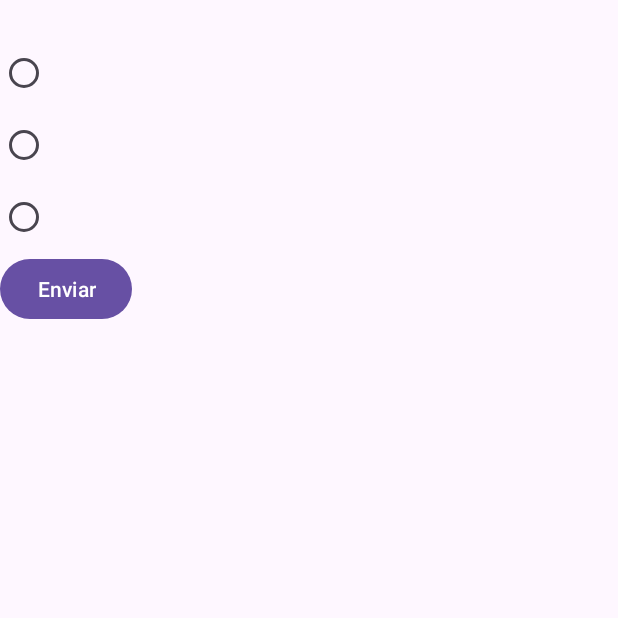
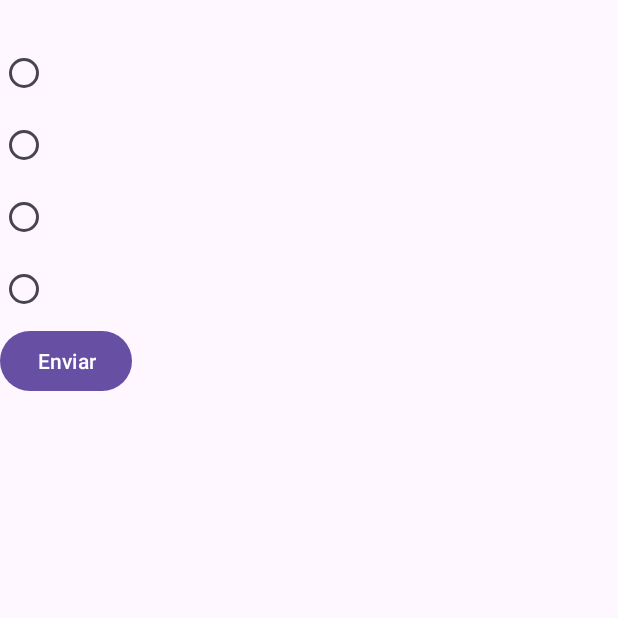
Before and after one commit to erick-jhone/toolbar-example, an Android app: the JavaActivity screen opened directly, with no data from a screen before it, on a phone screen of 412 x 824 dp, the top half of it. Run offline under Robolectric (Android 15) with nearby library versions, the phone set to English and light mode, and no system bars.

Commit message:
New features

```diff
--- a/app/src/main/java/com/erick/appbarmenuexample/activities/JavaActivity.java
+++ b/app/src/main/java/com/erick/appbarmenuexample/activities/JavaActivity.java
@@ -1,8 +1,13 @@
 package com.erick.appbarmenuexample.activities;
 
 import android.os.Bundle;
+import android.widget.Button;
+import android.widget.RadioButton;
+import android.widget.RadioGroup;
+import android.widget.TextView;
 
 import androidx.activity.EdgeToEdge;
+import androidx.annotation.NonNull;
 import androidx.appcompat.app.AppCompatActivity;
 import androidx.core.graphics.Insets;
 import androidx.core.view.ViewCompat;
@@ -12,15 +17,40 @@ import com.erick.appbarmenuexample.R;
 
 public class JavaActivity extends AppCompatActivity {
 
+    private RadioGroup radioGroup;
+    private RadioButton radioButtonFirstOption, radioButtonSecondOption, radioButtonThirdOption, radioButtonFourthOption;
+    private Button button;
+    private TextView textViewQuestion;
+    private String[] questions;
+    private String[][] options;
+    private int correctAnswer = 1;
+
     @Override
     protected void onCreate(Bundle savedInstanceState) {
         super.onCreate(savedInstanceState);
         EdgeToEdge.enable(this);
         setContentView(R.layout.activity_java);
-        ViewCompat.setOnApplyWindowInsetsListener(findViewById(R.id.main), (v, insets) -> {
-            Insets systemBars = insets.getInsets(WindowInsetsCompat.Type.systemBars());
-            v.setPadding(systemBars.left, systemBars.top, systemBars.right, systemBars.bottom);
-            return insets;
-        });
+
+        initUIComponents();
+    }
+
+    private void initUIComponents() {
+
+        radioGroup = findViewById(R.id.radioGroup);
+        radioButtonFirstOption = findViewById(R.id.radioButtonFirstOption);
+        radioButtonThirdOption = findViewById(R.id.radioButtonThirdOption);
+        radioButtonSecondOption = findViewById(R.id.radioButtonSecondOption);
+        radioButtonFourthOption = findViewById(R.id.radioButtonFourthOption);
+
+        questions = getResources().getStringArray(R.array.perguntas);
+        options = getOptions();
+    }
+
+    private String[] @NonNull [] getOptions() {
+        return new String[][]{
+                getResources().getStringArray(R.array.opcao0),
+                getResources().getStringArray(R.array.opcao1),
+                getResources().getStringArray(R.array.opcao2),
+        };
     }
 }
--- a/app/src/main/res/layout/activity_java.xml
+++ b/app/src/main/res/layout/activity_java.xml
@@ -19,6 +19,7 @@
             android:textAppearance="@style/TextAppearance.AppCompat.Medium"/>
 
         <RadioGroup
+            android:id="@+id/radioGroup"
             android:layout_height="wrap_content" android:layout_width="wrap_content">
             <RadioButton
                 android:layout_width="wrap_content"
@@ -34,6 +35,11 @@
                 android:layout_width="wrap_content"
                 android:layout_height="wrap_content"
                 android:id="@+id/radioButtonThirdOption"/>
+
+            <RadioButton
+                android:layout_width="wrap_content"
+                android:layout_height="wrap_content"
+                android:id="@+id/radioButtonFourthOption"/>
 
         </RadioGroup>
 
```
